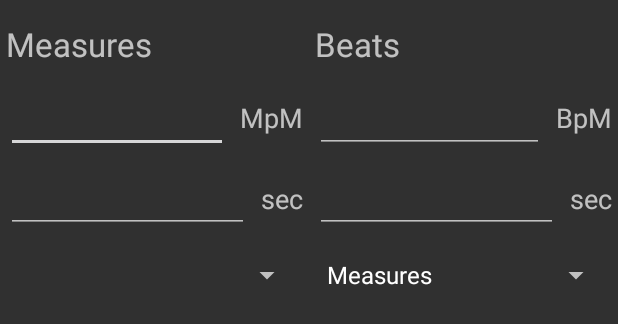
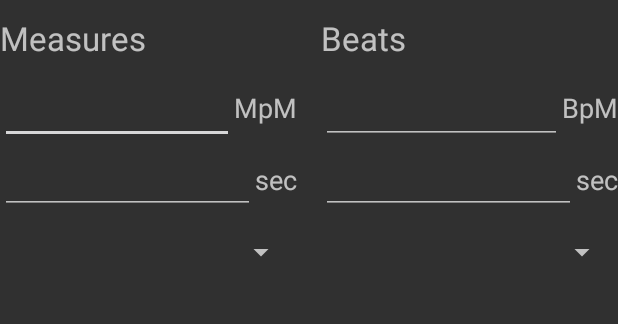
Before and after one commit to larsgrefer/bpm-meter-android, an Android app: the layout include_display.xml on its own in the app's theme, with its tools: preview values and no code run, on a phone screen of 412 x 824 dp. Shown: the top 324 px of the screen. Run offline under Robolectric (Android 15) with nearby library versions, the phone set to English and light mode, and no system bars.

Commit message:
design, layout and translation fixes

```diff
--- a/app/src/main/res/layout/include_display.xml
+++ b/app/src/main/res/layout/include_display.xml
@@ -12,71 +12,72 @@
         android:layout_width="0dp"
         android:layout_height="wrap_content"
         android:layout_weight="1"
-        android:orientation="vertical" >
+        android:orientation="vertical"
+        android:layout_marginRight="8dp">
 
         <TextView
             android:layout_width="fill_parent"
             android:layout_height="wrap_content"
-            android:layout_gravity="bottom"
-            android:layout_margin="4dp"
+            android:layout_gravity="center_vertical|start"
             android:gravity="bottom|start"
             android:minHeight="40dp"
-            android:text="@string/label_measures"
-            android:textSize="22sp" />
+            android:text="@string/measures"
+            android:textSize="22sp"
+            android:layout_marginBottom="8dp"/>
 
         <LinearLayout
             android:layout_width="fill_parent"
-            android:layout_height="wrap_content" >
+            android:layout_height="48dp" >
 
             <EditText
                 android:id="@+id/text_measures_per_minute"
                 android:layout_width="0dp"
                 android:layout_height="wrap_content"
-                android:layout_margin="4dp"
                 android:layout_weight="1"
                 android:inputType="numberDecimal"
                 android:textSize="22sp"
-                android:imeOptions="actionGo">
+                android:imeOptions="actionGo"
+                android:minHeight="40dp"
+                android:layout_gravity="center_vertical|left">
             </EditText>
 
             <TextView
                 android:layout_width="wrap_content"
                 android:layout_height="40dp"
-                android:layout_margin="4dp"
                 android:gravity="start|center_vertical"
                 android:text="@string/label_measures_per_minute"
-                android:textSize="18sp" />
+                android:textSize="18sp"
+                android:layout_gravity="center_vertical|right"/>
         </LinearLayout>
 
         <LinearLayout
             android:layout_width="fill_parent"
-            android:layout_height="wrap_content" >
+            android:layout_height="48dp" >
 
             <EditText
                 android:id="@+id/text_measure_duration"
                 android:layout_width="0dp"
                 android:layout_height="wrap_content"
-                android:layout_margin="4dp"
                 android:layout_weight="1"
                 android:inputType="numberDecimal"
                 android:minHeight="40dp"
                 android:textSize="18sp"
-                android:imeOptions="actionGo"/>
+                android:imeOptions="actionGo"
+                android:layout_gravity="center_vertical|left"/>
 
             <TextView
                 android:layout_width="wrap_content"
-                android:layout_height="40dp"
-                android:layout_margin="4dp"
+                android:layout_height="wrap_content"
                 android:gravity="start|center_vertical"
                 android:text="@string/label_measure_duration"
-                android:textSize="18sp" />
+                android:textSize="18sp"
+                android:layout_gravity="center_vertical|right"/>
         </LinearLayout>
 
         <Spinner
             android:id="@+id/spinner_measure_type"
             android:layout_width="fill_parent"
-            android:layout_height="40dp"
-            android:layout_margin="4dp"
+            android:layout_height="48dp"
             android:prompt="@string/promt_takte" >
         </Spinner>
     </LinearLayout>
@@ -86,75 +87,74 @@
         android:layout_width="0dp"
         android:layout_height="wrap_content"
         android:layout_weight="1"
-        android:orientation="vertical" >
+        android:orientation="vertical"
+        android:layout_marginLeft="8dp">
 
         <TextView
             android:layout_width="fill_parent"
             android:layout_height="wrap_content"
-            android:layout_gravity="bottom|start"
-            android:layout_margin="4dp"
+            android:layout_gravity="center_vertical|start"
             android:gravity="bottom|start"
             android:minHeight="40dp"
-            android:text="@string/label_beats"
-            android:textSize="22sp" />
+            android:text="@string/beats"
+            android:textSize="22sp"
+            android:layout_marginBottom="8dp"/>
 
         <LinearLayout
             android:layout_width="fill_parent"
-            android:layout_height="wrap_content"
+            android:layout_height="48dp"
             android:minHeight="48dp" >
 
             <EditText
                 android:id="@+id/text_beats_per_minute"
                 android:layout_width="0dp"
                 android:layout_height="wrap_content"
-                android:layout_margin="4dp"
                 android:layout_weight="1"
                 android:inputType="numberDecimal"
                 android:minHeight="40dp"
                 android:textSize="22sp"
-                android:imeOptions="actionGo"/>
+                android:imeOptions="actionGo"
+                android:layout_gravity="center_vertical|left"/>
 
             <TextView
                 android:layout_width="wrap_content"
                 android:layout_height="40dp"
-                android:layout_margin="4dp"
                 android:gravity="start|center_vertical"
                 android:minHeight="40dp"
                 android:text="@string/label_beats_per_minute"
-                android:textSize="18sp" />
+                android:textSize="18sp"
+                android:layout_gravity="center_vertical|right"/>
         </LinearLayout>
 
         <LinearLayout
             android:id="@+id/layout_bd"
             android:layout_width="fill_parent"
-            android:layout_height="wrap_content" >
+            android:layout_height="48dp" >
 
             <EditText
                 android:id="@+id/text_beat_duration"
                 android:layout_width="0dp"
                 android:layout_height="wrap_content"
-                android:layout_margin="4dp"
                 android:layout_weight="1"
                 android:inputType="numberDecimal"
                 android:minHeight="40dp"
                 android:textSize="18sp"
-                android:imeOptions="actionGo"/>
+                android:imeOptions="actionGo"
+                android:layout_gravity="center_vertical|left"/>
 
             <TextView
                 android:layout_width="wrap_content"
-                android:layout_height="40dp"
-                android:layout_margin="4dp"
+                android:layout_height="wrap_content"
                 android:gravity="start|center_vertical"
                 android:text="@string/label_beat_duration"
-                android:textSize="18sp" />
+                android:textSize="18sp"
+                android:layout_gravity="center_vertical|right"/>
         </LinearLayout>
 
         <Spinner
             android:id="@+id/spinner_tap_type"
             android:layout_width="fill_parent"
-            android:layout_height="40dp"
-            android:layout_margin="4dp"
-            android:entries="@array/string_taps"
+            android:layout_height="48dp"
             android:prompt="@string/promt_taps" />
     </LinearLayout>
 
--- a/app/src/main/res/values/strings.xml
+++ b/app/src/main/res/values/strings.xml
@@ -4,16 +4,9 @@
     tools:lang="en"
     tools:ignore="MissingTranslation">
     <string name="app_name">BPM-Meter</string>
-    <string name="label_measures">Measures</string>
-    <string name="label_beats">Beats</string>
     <string name="button_tap" translatable="false">TAP</string>
 
     <string name="promt_takte">Select the measure-type</string>
-
-    <string-array name="string_taps">
-        <item>Measures</item>
-        <item>Beats</item>
-    </string-array>
 
     <string name="promt_taps">What are you tapping?</string>
     <string name="label_measures_per_minute">MpM</string>
@@ -31,16 +24,8 @@
     <string name="action_github_long">View on GitHub</string>
     <string name="once_per">Once per %s</string>
 
-    <plurals name="beat">
-        <item quantity="one">Beat</item>
-        <item quantity="two">Beats</item>
-        <item quantity="zero">Beats</item>
-        <item quantity="few">Beats</item>
-        <item quantity="many">Beats</item>
-        <item quantity="other">Beats</item>
-    </plurals>
-    <plurals name="measure">
-        <item quantity="one">Measure</item>
-        <item quantity="two">Measures</item>
-    </plurals>
+    <string name="beat">Beat</string>
+    <string name="beats">Beats</string>
+    <string name="measure">Measure</string>
+    <string name="measures">Measures</string>
 </resources>
--- a/app/src/main/res/values/themes.xml
+++ b/app/src/main/res/values/themes.xml
@@ -13,7 +13,12 @@
     </style>
 
     <style name="Theme.BpmMeter" parent="Theme.BpmMeter.Base">
-        <item name="borderlessButtonStyle">@android:style/Widget.Button</item>
+        <item name="borderlessButtonStyle">@style/BasicButtonStyle</item>
+    </style>
+
+    <style name="BasicButtonStyle" parent="Widget.AppCompat.Button">
+
+
     </style>
 
 </resources>
```
Also changed, not shown: app/src/main/java/de/larsgrefer/bpm_meter/TapType.java (+19 -14 lines), app/src/main/java/de/larsgrefer/bpm_meter/ui/BpmMeterActivity.java (+30 -6 lines), 3 other files.
